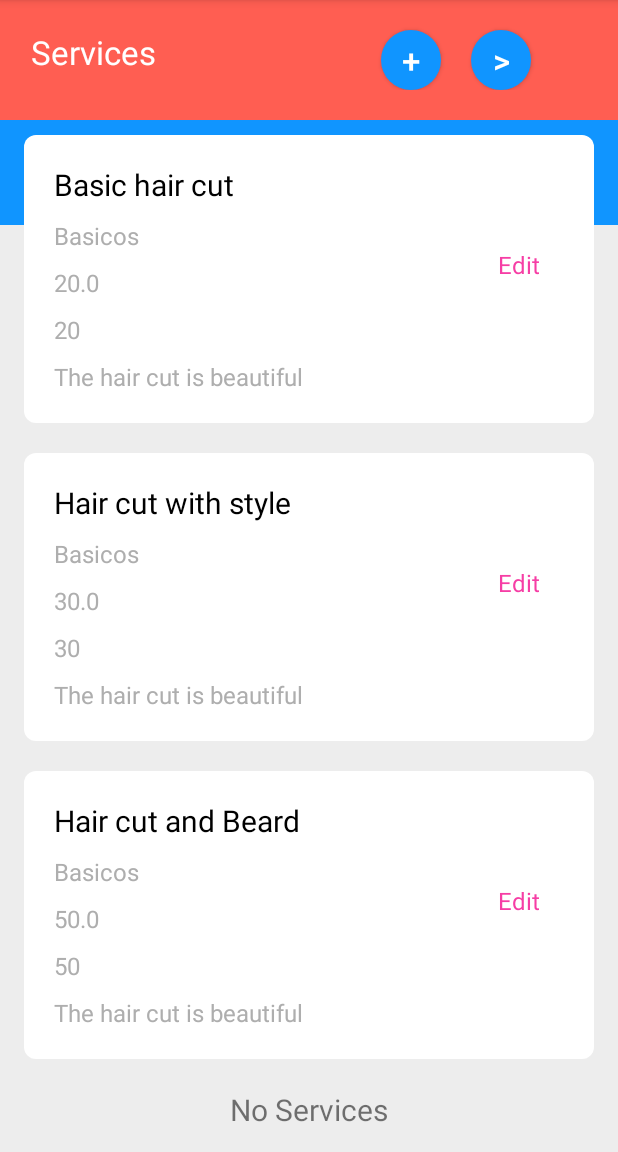
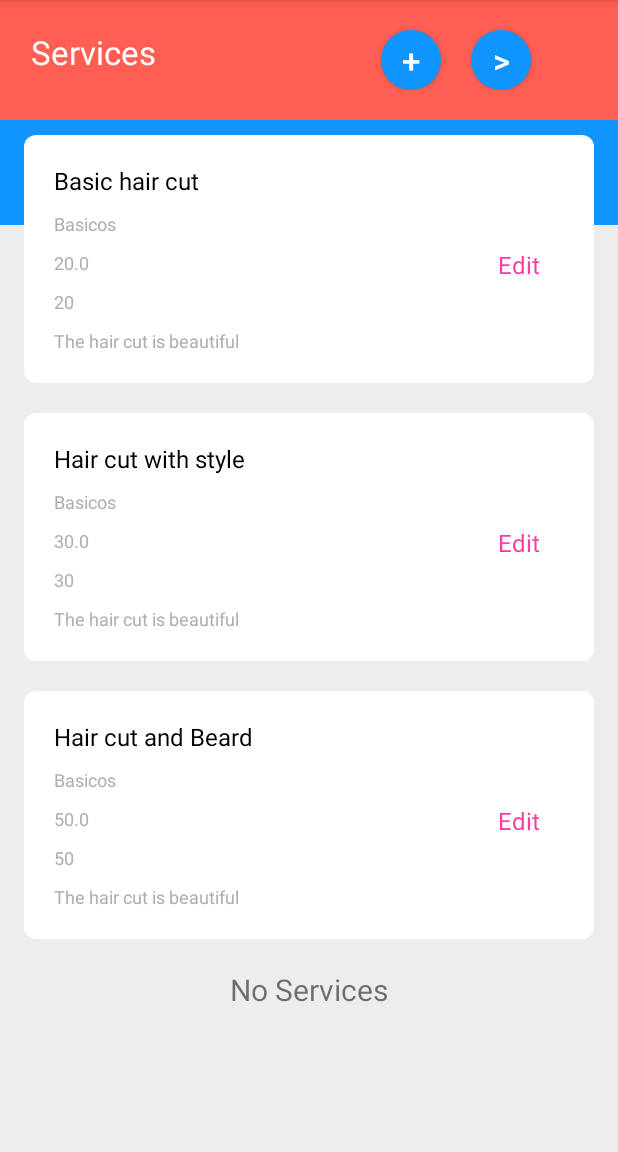
Before and after one commit to jcpriasc724/findmysalon, an Android app: the ServicesFragment screen opened through its navigation route, on a phone screen of 412 x 824 dp, the part 84-1236 px from its top. Run offline under Robolectric (Android 15) with nearby library versions, the phone set to English and light mode, and no system bars.

Commit message:
Fix Items
Fix Items

```diff
--- a/FindMySalon/app/src/main/res/layout/item_service.xml
+++ b/FindMySalon/app/src/main/res/layout/item_service.xml
@@ -18,7 +18,7 @@
             android:layout_width="wrap_content"
             android:layout_height="wrap_content"
             android:layout_marginTop="19dp"
-            android:textSize="@dimen/text_size_subtitles"
+            android:textSize="@dimen/text_size"
             android:textColor="@color/colorBlack"
             android:text="Name of Service"/>
 
@@ -27,7 +27,7 @@
             android:layout_width="wrap_content"
             android:layout_height="wrap_content"
             android:layout_marginTop="9dp"
-            android:textSize="@dimen/text_size"
+            android:textSize="@dimen/text_size_small"
             android:textColor="@color/colorGrayDark"
             android:text="Category"/>
 
@@ -36,7 +36,7 @@
             android:layout_width="wrap_content"
             android:layout_height="wrap_content"
             android:layout_marginTop="9dp"
-            android:textSize="@dimen/text_size"
+            android:textSize="@dimen/text_size_small"
             android:textColor="@color/colorGrayDark"
             android:text="Price"/>
 
@@ -45,7 +45,7 @@
             android:layout_width="wrap_content"
             android:layout_height="wrap_content"
             android:layout_marginTop="9dp"
-            android:textSize="@dimen/text_size"
+            android:textSize="@dimen/text_size_small"
             android:textColor="@color/colorGrayDark"
             android:text="Duration"/>
 
@@ -55,7 +55,7 @@
             android:layout_height="wrap_content"
             android:layout_marginTop="9dp"
             android:layout_marginBottom="20dp"
-            android:textSize="@dimen/text_size"
+            android:textSize="@dimen/text_size_small"
             android:textColor="@color/colorGrayDark"
             android:text="Description"/>
 
```
Also changed, not shown: FindMySalon/app/src/main/res/layout/item_staff.xml (+4 -4 lines).
